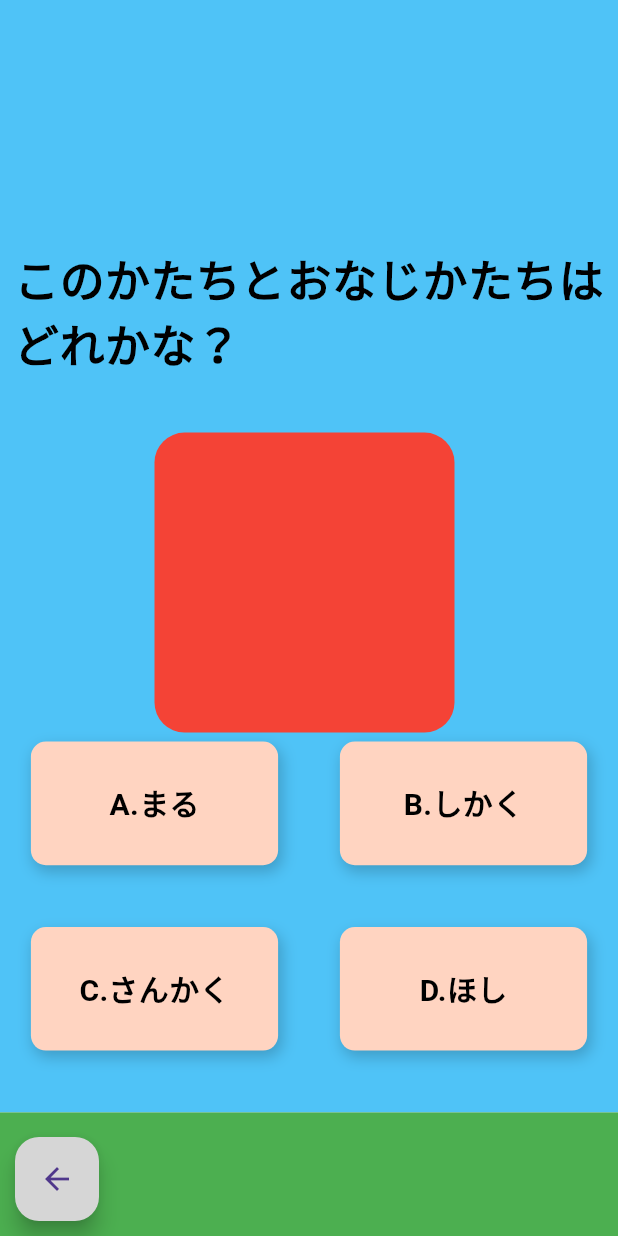
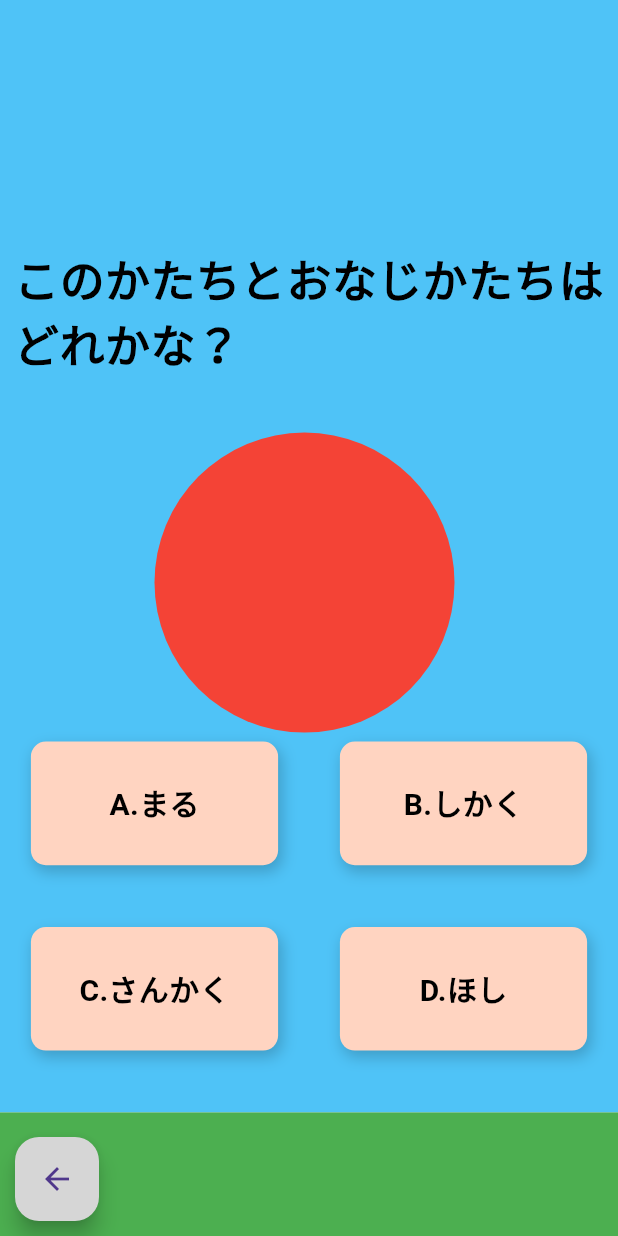
Before and after one commit to haseAyy/unodosu, a Flutter app: the EducationCorrectScreen screen opened directly, after a tap on "つぎのもんだい", on a phone screen of 412 x 824 dp. Run offline on Flutter 3.47's test engine with Material 3 defaults, Android fonts, the phone set to English and light mode, and no system bars.

Commit message:
教育モードdemoの削除

```diff
--- a/adventer_app/lib/EducationModeScreen/EducationCorrectScreen.dart
+++ b/adventer_app/lib/EducationModeScreen/EducationCorrectScreen.dart
@@ -1,5 +1,5 @@
 import 'package:flutter/material.dart';
-import 'demo/ShapeEducationModeScreen2.dart';
+import 'ShapeEducationModeScreen.dart';
 
 // 四角いボタンを定義
 class RectangularButton extends StatelessWidget {
@@ -112,7 +112,7 @@ class EducationCorrectScreen extends StatelessWidget {
                     Navigator.pushReplacement(
                       context,
                       MaterialPageRoute(
-                        builder: (context) => const ShapeEducationModeScreen2(),
+                        builder: (context) => const ShapeEducationModeScreen(),
                       ),
                     );
                   },
--- a/adventer_app/lib/EducationModeScreen/EducationIncorrectScreen.dart
+++ b/adventer_app/lib/EducationModeScreen/EducationIncorrectScreen.dart
@@ -1,4 +1,4 @@
-import 'package:adventer_app/EducationModeScreen/demo/ShapeEducationModeScreen2.dart';
+import 'package:adventer_app/EducationModeScreen/ShapeEducationModeScreen.dart';
 import 'package:flutter/material.dart';
 
 // 四角いボタンを定義
@@ -112,7 +112,7 @@ class EducationIncorrectScreen extends StatelessWidget {
                     Navigator.pushReplacement(
                       context,
                       MaterialPageRoute(
-                        builder: (context) => const ShapeEducationModeScreen2(),
+                        builder: (context) => const ShapeEducationModeScreen(),
                       ),
                     );
                   },
--- a/adventer_app/lib/EducationModeScreen/demo/ShapeEducationModeScreen2.dart
+++ /dev/null
@@ -1,210 +0,0 @@
-import 'package:flutter/material.dart';
-import 'EducationIncorrectScreen2.dart';
-import 'EducationCorrectScreen2.dart';
-
-// 四角いボタンを定義
-class RectangularButton extends StatelessWidget {
-  final String text;
-  final VoidCallback onPressed;
-  final Color buttonColor;
-  final double width;
-  final double height;
-  final Color textColor;
-
-  const RectangularButton({
-    super.key,
-    required this.text,
-    required this.onPressed,
-    required this.buttonColor,
-    this.width = 200,
-    this.height = 60,
-    required this.textColor,
-  });
-
-  @override
-  Widget build(BuildContext context) {
-    return GestureDetector(
-      onTap: onPressed,
-      child: Container(
-        width: width,
-        height: height,
-        decoration: BoxDecoration(
-          color: buttonColor,
-          borderRadius: BorderRadius.circular(10),
-          boxShadow: [
-            BoxShadow(
-              color: Colors.black.withOpacity(0.2),
-              blurRadius: 8,
-              offset: const Offset(2, 4),
-            ),
-          ],
-        ),
-        child: Center(
-          child: Text(
-            text,
-            style: TextStyle(
-              fontSize: 20,
-              fontWeight: FontWeight.bold,
-              color: textColor,
-            ),
-          ),
-        ),
-      ),
-    );
-  }
-}
-
-// 形問題出題画面
-class ShapeEducationModeScreen2 extends StatelessWidget {
-  final double topMargin;
-  final double bottomMargin;
-
-  const ShapeEducationModeScreen2({super.key, this.topMargin = 0.3, this.bottomMargin = 0.1});
-
-  @override
-  Widget build(BuildContext context) {
-    final screenSize = MediaQuery.of(context).size;
-
-    return Scaffold(
-      body: Stack(
-        children: [
-          // 背景の上部と下部
-          Positioned(
-            top: 0,
-            left: 0,
-            right: 0,
-            height: screenSize.height * 0.9,
-            child: Container(color: Colors.lightBlue[300]),
-          ),
-          Positioned(
-            bottom: 0,
-            left: 0,
-            right: 0,
-            height: screenSize.height * 0.1,
-            child: Container(color: Colors.green),
-          ),
-          // 左下の戻るボタン
-          Positioned(
-            bottom: 10,
-            left: 10,
-            child: FloatingActionButton(
-              onPressed: () {
-                Navigator.pop(context);
-              },
-              backgroundColor: Colors.grey[350],
-              child: const Icon(Icons.arrow_back),
-            ),
-          ),
-          // ラベル
-          Positioned(
-            top: screenSize.height * 0.2, // 上部から25%の位置
-            left: 0,
-            right: 0,
-            child: const Column(
-              children: [
-                Text(
-                  'このかたちとおなじかたちは\nどれかな？', // ラベルのテキスト
-                  style: TextStyle(
-                    fontSize: 30, // フォントサイズ
-                    fontWeight: FontWeight.bold, // 太字
-                    color: Colors.black, // ラベルの色
-                  ),
-                ),
-              ],
-            ),
-          ),
-          // 四角の配置
-          Positioned(
-            top: screenSize.height * 0.35, // 上部から35%の位置に四角を配置
-            left: screenSize.width * 0.25, // 左から25%の位置に配置（中央に近い位置）
-            child: Container(
-              width: 200, // 四角の幅
-              height: 200, // 四角の高さ
-              decoration: BoxDecoration(
-                color: Colors.red, // 四角の色
-                borderRadius: BorderRadius.circular(20), // 角を丸める（指定した値で丸くする）
-              ),
-            ),
-          ),
-          // ボタンの配置
-          Positioned(
-            top: screenSize.height * 0.6,
-            left: screenSize.width * 0.05,
-            child: RectangularButton(
-              text: 'A.まる',
-              width: screenSize.width * 0.4,
-              height: screenSize.height * 0.1,
-              buttonColor: const Color.fromARGB(255, 255, 212, 193),
-              textColor: Colors.black,
-              onPressed: () {
-                Navigator.push(
-                  context,
-                  MaterialPageRoute(
-                    builder: (context) => const EducationIncorrectScreen2(),
-                  ),
-                );
-              },
-            ),
-          ),
-          Positioned(
-            top: screenSize.height * 0.6,
-            right: screenSize.width * 0.05,
-            child: RectangularButton(
-              text: 'B.しかく',
-              width: screenSize.width * 0.4,
-              height: screenSize.height * 0.1,
-              buttonColor: const Color.fromARGB(255, 255, 212, 193),
-              textColor: Colors.black,
-              onPressed: () {
-                Navigator.push(
-                  context,
-                  MaterialPageRoute(
-                    builder: (context) => const EducationCorrectScreen2(),
-                  ),
-                );
-              },
-            ),
-          ),
-          Positioned(
-            top: screenSize.height * 0.75, // ボタン間隔を追加
-            left: screenSize.width * 0.05,
-            child: RectangularButton(
-              text: 'C.さんかく',
-              width: screenSize.width * 0.4,
-              height: screenSize.height * 0.1,
-              buttonColor: const Color.fromARGB(255, 255, 212, 193),
-              textColor: Colors.black,
-              onPressed: () {
-                Navigator.push(
-                  context,
-                  MaterialPageRoute(
-                    builder: (context) => const EducationIncorrectScreen2(),
-                  ),
-                );
-              },
-            ),
-          ),
-          Positioned(
-            top: screenSize.height * 0.75, // ボタン間隔を追加
-            right: screenSize.width * 0.05,
-            child: RectangularButton(
-              text: 'D.ほし',
-              width: screenSize.width * 0.4,
-              height: screenSize.height * 0.1,
-              buttonColor: const Color.fromARGB(255, 255, 212, 193),
-              textColor: Colors.black,
-              onPressed: () {
-                Navigator.push(
-                  context,
-                  MaterialPageRoute(
-                    builder: (context) => const EducationIncorrectScreen2(),
-                  ),
-                );
-              },
-            ),
-          ),
-        ],
-      ),
-    );
-  }
-}
```
Also changed, not shown: adventer_app/lib/EducationModeScreen/demo/EducationCorrectScreen2.dart (deleted, +0 -127 lines), adventer_app/lib/EducationModeScreen/demo/EducationIncorrectScreen2.dart (deleted, +0 -127 lines).
